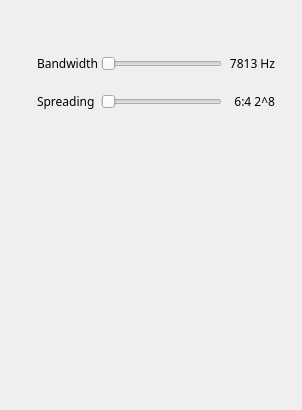
Above: plugins/channelrx/demodlora/lorademodgui.ui from f4exb/sdrangel before the change. Below: the same form after it.
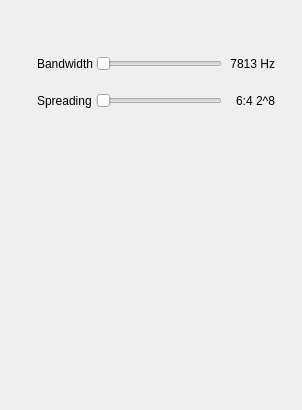
That is the form after the change. Custom widgets are drawn as their Qt base class.

Commit message: Channel Rx plugins: use liberation font

What changed in the file:
```diff
--- a/plugins/channelrx/demodlora/lorademodgui.ui
+++ b/plugins/channelrx/demodlora/lorademodgui.ui
@@ -12,7 +12,7 @@
   </property>
   <property name="font">
    <font>
-    <family>Sans Serif</family>
+    <family>Liberation Sans</family>
     <pointsize>9</pointsize>
    </font>
   </property>
```
The commit also changes 21 other files.
